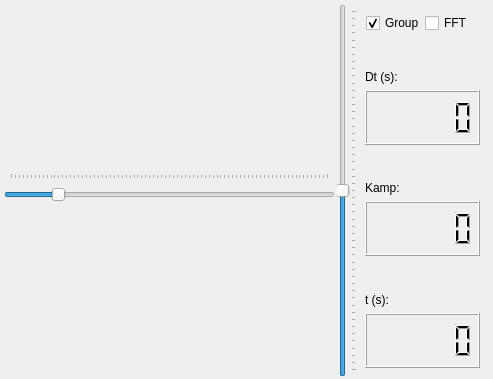
Posedelov-Evgeniy/Sgen, file soundGEN/widgets/functiongraphicdrawer.ui: the form before one commit.
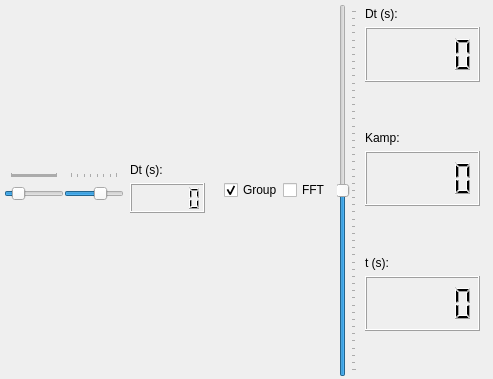
The form after the commit.

The edit to the form file:
```diff
--- a/soundGEN/widgets/functiongraphicdrawer.ui
+++ b/soundGEN/widgets/functiongraphicdrawer.ui
@@ -41,6 +41,8 @@
       <number>0</number>
      </property>
      <item>
+      <layout class="QHBoxLayout" name="duration_vertical_Layout">
+       <item>
       <widget class="QSlider" name="durationSlider">
        <property name="sizePolicy">
         <sizepolicy hsizetype="Expanding" vsizetype="Fixed">
@@ -92,6 +94,184 @@
        </property>
       </widget>
      </item>
+       <item>
+        <widget class="QSlider" name="durationSlider_fft">
+         <property name="sizePolicy">
+          <sizepolicy hsizetype="Expanding" vsizetype="Fixed">
+           <horstretch>0</horstretch>
+           <verstretch>0</verstretch>
+          </sizepolicy>
+         </property>
+         <property name="minimumSize">
+          <size>
+           <width>0</width>
+           <height>20</height>
+          </size>
+         </property>
+         <property name="maximumSize">
+          <size>
+           <width>16777215</width>
+           <height>35</height>
+          </size>
+         </property>
+         <property name="minimum">
+          <number>2</number>
+         </property>
+         <property name="maximum">
+          <number>30</number>
+         </property>
+         <property name="singleStep">
+          <number>1</number>
+         </property>
+         <property name="pageStep">
+          <number>5</number>
+         </property>
+         <property name="value">
+          <number>20</number>
+         </property>
+         <property name="sliderPosition">
+          <number>20</number>
+         </property>
+         <property name="tracking">
+          <bool>false</bool>
+         </property>
+         <property name="orientation">
+          <enum>Qt::Horizontal</enum>
+         </property>
+         <property name="invertedAppearance">
+          <bool>false</bool>
+         </property>
+         <property name="invertedControls">
+          <bool>false</bool>
+         </property>
+         <property name="tickPosition">
+          <enum>QSlider::TicksAbove</enum>
+         </property>
+         <property name="tickInterval">
+          <number>4</number>
+         </property>
+        </widget>
+       </item>
+       <item>
+        <widget class="QWidget" name="widget_duration_fft" native="true">
+         <property name="maximumSize">
+          <size>
+           <width>16777215</width>
+           <height>60</height>
+          </size>
+         </property>
+         <layout class="QVBoxLayout" name="ind1Layout_2">
+          <property name="spacing">
+           <number>0</number>
+          </property>
+          <property name="sizeConstraint">
+           <enum>QLayout::SetMinimumSize</enum>
+          </property>
+          <property name="leftMargin">
+           <number>6</number>
+          </property>
+          <property name="topMargin">
+           <number>3</number>
+          </property>
+          <item>
+           <widget class="QLabel" name="label_dur_2">
+            <property name="sizePolicy">
+             <sizepolicy hsizetype="Maximum" vsizetype="Minimum">
+              <horstretch>0</horstretch>
+              <verstretch>0</verstretch>
+             </sizepolicy>
+            </property>
+            <property name="minimumSize">
+             <size>
+              <width>0</width>
+              <height>20</height>
+             </size>
+            </property>
+            <property name="maximumSize">
+             <size>
+              <width>16777215</width>
+              <height>20</height>
+             </size>
+            </property>
+            <property name="toolTip">
+             <string>Duration (s)</string>
+            </property>
+            <property name="text">
+             <string>Dt (s):</string>
+            </property>
+            <property name="alignment">
+             <set>Qt::AlignLeading|Qt::AlignLeft|Qt::AlignTop</set>
+            </property>
+           </widget>
+          </item>
+          <item>
+           <widget class="QLCDNumber" name="lcdNumber_dur_fft">
+            <property name="sizePolicy">
+             <sizepolicy hsizetype="Minimum" vsizetype="Expanding">
+              <horstretch>5</horstretch>
+              <verstretch>0</verstretch>
+             </sizepolicy>
+            </property>
+            <property name="minimumSize">
+             <size>
+              <width>75</width>
+              <height>30</height>
+             </size>
+            </property>
+            <property name="maximumSize">
+             <size>
+              <width>150</width>
+              <height>55</height>
+             </size>
+            </property>
+            <property name="autoFillBackground">
+             <bool>false</bool>
+            </property>
+            <property name="smallDecimalPoint">
+             <bool>true</bool>
+            </property>
+            <property name="segmentStyle">
+             <enum>QLCDNumber::Filled</enum>
+            </property>
+           </widget>
+          </item>
+         </layout>
+        </widget>
+       </item>
+       <item>
+        <widget class="QWidget" name="widget_cb" native="true">
+         <layout class="QHBoxLayout" name="horizontalLayout_2">
+          <property name="spacing">
+           <number>0</number>
+          </property>
+          <property name="leftMargin">
+           <number>10</number>
+          </property>
+          <property name="rightMargin">
+           <number>4</number>
+          </property>
+          <item>
+           <widget class="QCheckBox" name="checkBox_grouped">
+            <property name="text">
+             <string>Group</string>
+            </property>
+            <property name="checked">
+             <bool>true</bool>
+            </property>
+           </widget>
+          </item>
+          <item>
+           <widget class="QCheckBox" name="checkBox_fft">
+            <property name="text">
+             <string>FFT</string>
+            </property>
+           </widget>
+          </item>
+         </layout>
+        </widget>
+       </item>
+      </layout>
+     </item>
     </layout>
    </item>
    <item>
@@ -142,35 +322,6 @@
      <property name="spacing">
       <number>0</number>
      </property>
-     <item>
-      <widget class="QWidget" name="widget_cb" native="true">
-       <layout class="QHBoxLayout" name="horizontalLayout_2">
-        <property name="spacing">
-         <number>0</number>
-        </property>
-        <property name="leftMargin">
-         <number>7</number>
-        </property>
-        <item>
-         <widget class="QCheckBox" name="checkBox_grouped">
-          <property name="text">
-           <string>Group</string>
-          </property>
-          <property name="checked">
-           <bool>true</bool>
-          </property>
-         </widget>
-        </item>
-        <item>
-         <widget class="QCheckBox" name="checkBox_fft">
-          <property name="text">
-           <string>FFT</string>
-          </property>
-         </widget>
-        </item>
-       </layout>
-      </widget>
-     </item>
      <item>
       <widget class="QWidget" name="widget_duration" native="true">
        <layout class="QVBoxLayout" name="ind1Layout">
@@ -186,9 +337,6 @@
         <property name="topMargin">
          <number>3</number>
         </property>
-        <item>
-         <widget class="QWidget" name="widget_1" native="true"/>
-        </item>
         <item>
          <widget class="QLabel" name="label_dur">
           <property name="sizePolicy">
@@ -251,6 +399,9 @@
           </property>
          </widget>
         </item>
+        <item>
+         <widget class="QWidget" name="widget_1" native="true"/>
+        </item>
        </layout>
       </widget>
      </item>
@@ -269,9 +420,6 @@
         <property name="topMargin">
          <number>3</number>
         </property>
-        <item>
-         <widget class="QWidget" name="widget_2" native="true"/>
-        </item>
         <item>
          <widget class="QLabel" name="label_koef">
           <property name="sizePolicy">
@@ -334,6 +482,9 @@
           </property>
          </widget>
         </item>
+        <item>
+         <widget class="QWidget" name="widget_2" native="true"/>
+        </item>
        </layout>
       </widget>
      </item>
@@ -352,9 +503,6 @@
         <property name="topMargin">
          <number>3</number>
         </property>
-        <item>
-         <widget class="QWidget" name="widget_3" native="true"/>
-        </item>
         <item>
          <widget class="QLabel" name="label_t">
           <property name="sizePolicy">
@@ -417,6 +565,9 @@
           </property>
          </widget>
         </item>
+        <item>
+         <widget class="QWidget" name="widget_3" native="true"/>
+        </item>
        </layout>
       </widget>
      </item>
```
Lines whose indentation alone changed are shown as unchanged.
